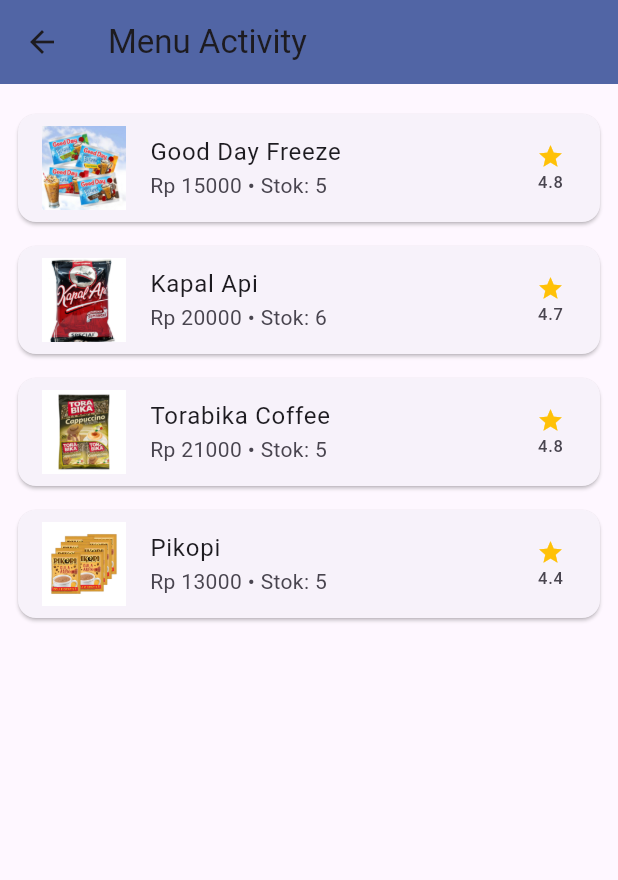
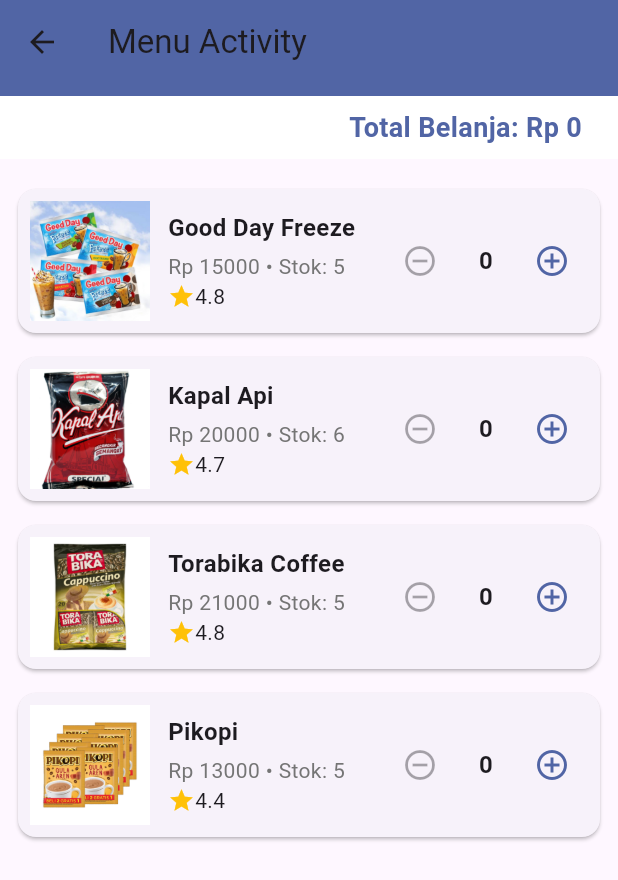
Before and after one commit to ibayy221/UTSflutter, a Flutter app: the MenuPage screen opened by its route, on a phone screen of 412 x 824 dp. Shown: the top 880 px of the screen. Run offline on Flutter 3.47's test engine with Material 3 defaults, Android fonts, the phone set to English and light mode, and no system bars.

Commit message:
tambah jumlah beli dan total belanja

```diff
--- a/lib/main.dart
+++ b/lib/main.dart
@@ -52,7 +52,9 @@
     if (_formKey.currentState?.validate() ?? false) {
       Navigator.of(context).pushReplacementNamed('/menu');
     } else {
-      ScaffoldMessenger.of(context).showSnackBar(const SnackBar(content: Text('Terjadi error: Periksa input')));
+      ScaffoldMessenger.of(context).showSnackBar(
+        const SnackBar(content: Text('Terjadi error: Periksa input')),
+      );
     }
   }
 
@@ -139,7 +141,7 @@
                   TextFormField(
                     controller: _passCtrl,
                     obscureText: _obscurePassword,
-                    onChanged: (_) => setState((){}),
+                    onChanged: (_) => setState(() {}),
                     decoration: InputDecoration(
                       hintText: 'Min. 8 characters',
                       contentPadding: const EdgeInsets.symmetric(
@@ -150,8 +152,15 @@
                         borderRadius: BorderRadius.circular(12),
                       ),
                       suffixIcon: IconButton(
-                        icon: Icon(_obscurePassword ? Icons.visibility_off : Icons.visibility, color: Colors.black26),
-                        onPressed: () => setState(() => _obscurePassword = !_obscurePassword),
+                        icon: Icon(
+                          _obscurePassword
+                              ? Icons.visibility_off
+                              : Icons.visibility,
+                          color: Colors.black26,
+                        ),
+                        onPressed: () => setState(
+                          () => _obscurePassword = !_obscurePassword,
+                        ),
                       ),
                     ),
                     validator: (v) => (v == null || v.length < 8)
@@ -208,8 +217,15 @@
                   // Tombol Daftar -> navigasi ke RegisterPage
                   Center(
                     child: TextButton(
-                      onPressed: () => Navigator.of(context).pushNamed('/daftar'),
-                      child: const Text('Daftar', style: TextStyle(color: Color(0xFF5165A5), fontWeight: FontWeight.w600)),
+                      onPressed: () =>
+                          Navigator.of(context).pushNamed('/daftar'),
+                      child: const Text(
+                        'Daftar',
+                        style: TextStyle(
+                          color: Color(0xFF5165A5),
+                          fontWeight: FontWeight.w600,
+                        ),
+                      ),
                     ),
                   ),
                 ],
@@ -248,11 +264,15 @@
 
   void _register() {
     if (!(_formKey.currentState?.validate() ?? false)) {
-      ScaffoldMessenger.of(context).showSnackBar(const SnackBar(content: Text('Terjadi error: Periksa input')));
+      ScaffoldMessenger.of(context).showSnackBar(
+        const SnackBar(content: Text('Terjadi error: Periksa input')),
+      );
       return;
     }
     if (_passCtrl.text != _confirmCtrl.text) {
-      ScaffoldMessenger.of(context).showSnackBar(const SnackBar(content: Text('Password dan konfirmasi tidak sama')));
+      ScaffoldMessenger.of(context).showSnackBar(
+        const SnackBar(content: Text('Password dan konfirmasi tidak sama')),
+      );
       return;
     }
     // berhasil (demo)
@@ -277,10 +297,16 @@
                   controller: _emailCtrl,
                   decoration: InputDecoration(
                     hintText: 'email',
-                    contentPadding: const EdgeInsets.symmetric(horizontal: 12, vertical: 14),
-                    border: OutlineInputBorder(borderRadius: BorderRadius.circular(12)),
+                    contentPadding: const EdgeInsets.symmetric(
+                      horizontal: 12,
+                      vertical: 14,
+                    ),
+                    border: OutlineInputBorder(
+                      borderRadius: BorderRadius.circular(12),
+                    ),
                   ),
-                  validator: (v) => (v == null || v.isEmpty) ? 'Email wajib diisi' : null,
+                  validator: (v) =>
+                      (v == null || v.isEmpty) ? 'Email wajib diisi' : null,
                 ),
 
                 const SizedBox(height: 16),
@@ -292,33 +318,60 @@
                   obscureText: _obscurePass,
                   decoration: InputDecoration(
                     hintText: 'Password',
-                    contentPadding: const EdgeInsets.symmetric(horizontal: 12, vertical: 14),
-                    border: OutlineInputBorder(borderRadius: BorderRadius.circular(12)),
+                    contentPadding: const EdgeInsets.symmetric(
+                      horizontal: 12,
+                      vertical: 14,
+                    ),
+                    border: OutlineInputBorder(
+                      borderRadius: BorderRadius.circular(12),
+                    ),
                     suffixIcon: IconButton(
-                      icon: Icon(_obscurePass ? Icons.visibility_off : Icons.visibility, color: Colors.black26),
-                      onPressed: () => setState(() => _obscurePass = !_obscurePass),
+                      icon: Icon(
+                        _obscurePass ? Icons.visibility_off : Icons.visibility,
+                        color: Colors.black26,
+                      ),
+                      onPressed: () =>
+                          setState(() => _obscurePass = !_obscurePass),
                     ),
                   ),
-                  validator: (v) => (v == null || v.length < 8) ? 'Password minimal 8 karakter' : null,
+                  validator: (v) => (v == null || v.length < 8)
+                      ? 'Password minimal 8 karakter'
+                      : null,
                 ),
 
                 const SizedBox(height: 16),
 
-                const Text('Konfirmasi Password', style: TextStyle(fontSize: 12)),
+                const Text(
+                  'Konfirmasi Password',
+                  style: TextStyle(fontSize: 12),
+                ),
                 const SizedBox(height: 8),
                 TextFormField(
                   controller: _confirmCtrl,
                   obscureText: _obscureConfirm,
                   decoration: InputDecoration(
                     hintText: 'Konfirmasi Password',
-                    contentPadding: const EdgeInsets.symmetric(horizontal: 12, vertical: 14),
-                    border: OutlineInputBorder(borderRadius: BorderRadius.circular(12)),
+                    contentPadding: const EdgeInsets.symmetric(
+                      horizontal: 12,
+                      vertical: 14,
+                    ),
+                    border: OutlineInputBorder(
+                      borderRadius: BorderRadius.circular(12),
+                    ),
                     suffixIcon: IconButton(
-                      icon: Icon(_obscureConfirm ? Icons.visibility_off : Icons.visibility, color: Colors.black26),
-                      onPressed: () => setState(() => _obscureConfirm = !_obscureConfirm),
+                      icon: Icon(
+                        _obscureConfirm
+                            ? Icons.visibility_off
+                            : Icons.visibility,
+                        color: Colors.black26,
+                      ),
+                      onPressed: () =>
+                          setState(() => _obscureConfirm = !_obscureConfirm),
                     ),
                   ),
-                  validator: (v) => (v == null || v.length < 8) ? 'Konfirmasi minimal 8 karakter' : null,
+                  validator: (v) => (v == null || v.length < 8)
+                      ? 'Konfirmasi minimal 8 karakter'
+                      : null,
                 ),
 
                 const SizedBox(height: 24),
@@ -328,13 +381,28 @@
                   height: 48,
                   child: ElevatedButton(
                     onPressed: _register,
-                    style: ElevatedButton.styleFrom(padding: EdgeInsets.zero, shape: RoundedRectangleBorder(borderRadius: BorderRadius.circular(12))),
+                    style: ElevatedButton.styleFrom(
+                      padding: EdgeInsets.zero,
+                      shape: RoundedRectangleBorder(
+                        borderRadius: BorderRadius.circular(12),
+                      ),
+                    ),
                     child: Ink(
                       decoration: BoxDecoration(
-                        gradient: const LinearGradient(colors: [Color(0xFF5165A5), Color(0xFF6E8BE0)]),
+                        gradient: const LinearGradient(
+                          colors: [Color(0xFF5165A5), Color(0xFF6E8BE0)],
+                        ),
                         borderRadius: BorderRadius.circular(12),
                       ),
-                      child: const Center(child: Text('Daftar', style: TextStyle(color: Colors.white, fontWeight: FontWeight.w600))),
+                      child: const Center(
+                        child: Text(
+                          'Daftar',
+                          style: TextStyle(
+                            color: Colors.white,
+                            fontWeight: FontWeight.w600,
+                          ),
+                        ),
+                      ),
                     ),
                   ),
                 ),
@@ -348,8 +416,15 @@
 }
 
 // Halaman Menu Activity
-class MenuPage extends StatelessWidget {
+class MenuPage extends StatefulWidget {
   const MenuPage({super.key});
+
+  @override
+  State<MenuPage> createState() => _MenuPageState();
+}
+
+class _MenuPageState extends State<MenuPage> {
+  final Map<String, int> _quantities = {};
 
   static final List<Map<String, dynamic>> items = [
     {
@@ -358,7 +433,7 @@
       "harga": 15000,
       "stok": 5,
       "rating": 4.8,
-      "gambar": "gambar/001.jpg"
+      "gambar": "gambar/001.jpg",
     },
     {
       "kode_produk": "PRD-002",
@@ -366,7 +441,7 @@
       "harga": 20000,
       "stok": 6,
       "rating": 4.7,
-      "gambar": "gambar/002.jpg"
+      "gambar": "gambar/002.jpg",
     },
     {
       "kode_produk": "PRD-003",
@@ -374,7 +449,7 @@
       "harga": 21000,
       "stok": 5,
       "rating": 4.8,
-      "gambar": "gambar/003.jpg"
+      "gambar": "gambar/003.jpg",
     },
     {
       "kode_produk": "PRD-004",
@@ -382,30 +457,150 @@
       "harga": 13000,
       "stok": 5,
       "rating": 4.4,
-      "gambar": "gambar/004.jpg"
+      "gambar": "gambar/004.jpg",
+    },
+  ];
+
+  int _getQuantity(String kode) => _quantities[kode] ?? 0;
+
+  void _incrementQuantity(String kode, int stok) {
+    if (_getQuantity(kode) < stok) {
+      setState(() {
+        _quantities[kode] = _getQuantity(kode) + 1;
+      });
     }
-  ];
+  }
+
+  void _decrementQuantity(String kode) {
+    if (_getQuantity(kode) > 0) {
+      setState(() {
+        _quantities[kode] = _getQuantity(kode) - 1;
+      });
+    }
+  }
+
+  double get _totalBelanja {
+    double total = 0;
+    _quantities.forEach((kode, qty) {
+      final item = items.firstWhere((item) => item['kode_produk'] == kode);
+      total += (item['harga'] as int) * qty;
+    });
+    return total;
+  }
 
   @override
   Widget build(BuildContext context) {
     return Scaffold(
-      appBar: AppBar(title: const Text('Menu Activity')),
+      appBar: AppBar(
+        title: const Text('Menu Activity'),
+        bottom: PreferredSize(
+          preferredSize: const Size.fromHeight(50),
+          child: Container(
+            padding: const EdgeInsets.all(8),
+            color: Colors.white,
+            child: Row(
+              mainAxisAlignment: MainAxisAlignment.end,
+              children: [
+                Text(
+                  'Total Belanja: Rp ${_totalBelanja.toStringAsFixed(0)}',
+                  style: const TextStyle(
+                    fontSize: 18,
+                    fontWeight: FontWeight.bold,
+                    color: Color(0xFF5165A5),
+                  ),
+                ),
+                const SizedBox(width: 16),
+              ],
+            ),
+          ),
+        ),
+      ),
       body: ListView.builder(
         padding: const EdgeInsets.all(12),
         itemCount: items.length,
         itemBuilder: (context, index) {
           final item = items[index];
+          final kode = item['kode_produk'] as String;
+          final stok = item['stok'] as int;
+          final quantity = _getQuantity(kode);
+
           return Card(
             margin: const EdgeInsets.symmetric(vertical: 8),
-            child: ListTile(
-              leading: Image.asset(item['gambar'], width: 56, height: 56, fit: BoxFit.cover),
-              title: Text(item['deskripsi']),
-              subtitle: Text('Rp ${item['harga']} • Stok: ${item['stok']}'),
-              trailing: Column(
-                mainAxisAlignment: MainAxisAlignment.center,
+            child: Padding(
+              padding: const EdgeInsets.all(8.0),
+              child: Row(
                 children: [
-                  Icon(Icons.star, color: Colors.amber, size: 18),
-                  Text(item['rating'].toString()),
+                  // Gambar produk
+                  Image.asset(
+                    item['gambar'],
+                    width: 80,
+                    height: 80,
+                    fit: BoxFit.cover,
+                  ),
+                  const SizedBox(width: 12),
+
+                  // Info produk
+                  Expanded(
+                    child: Column(
+                      crossAxisAlignment: CrossAxisAlignment.start,
+                      children: [
+                        Text(
+                          item['deskripsi'],
+                          style: const TextStyle(
+                            fontSize: 16,
+                            fontWeight: FontWeight.w600,
+                          ),
+                        ),
+                        const SizedBox(height: 4),
+                        Text(
+                          'Rp ${item['harga']} • Stok: ${item['stok']}',
+                          style: TextStyle(color: Colors.grey[600]),
+                        ),
+                        Row(
+                          children: [
+                            const Icon(
+                              Icons.star,
+                              color: Colors.amber,
+                              size: 18,
+                            ),
+                            Text(item['rating'].toString()),
+                          ],
+                        ),
+                      ],
+                    ),
+                  ),
+
+                  // Kontrol quantity
+                  Row(
+                    mainAxisSize: MainAxisSize.min,
+                    children: [
+                      IconButton(
+                        onPressed: quantity > 0
+                            ? () => _decrementQuantity(kode)
+                            : null,
+                        icon: const Icon(Icons.remove_circle_outline),
+                        color: const Color(0xFF5165A5),
+                      ),
+                      Container(
+                        width: 40,
+                        alignment: Alignment.center,
+                        child: Text(
+                          quantity.toString(),
+                          style: const TextStyle(
+                            fontSize: 16,
+                            fontWeight: FontWeight.bold,
+                          ),
+                        ),
+                      ),
+                      IconButton(
+                        onPressed: quantity < stok
+                            ? () => _incrementQuantity(kode, stok)
+                            : null,
+                        icon: const Icon(Icons.add_circle_outline),
+                        color: const Color(0xFF5165A5),
+                      ),
+                    ],
+                  ),
                 ],
               ),
             ),
```
